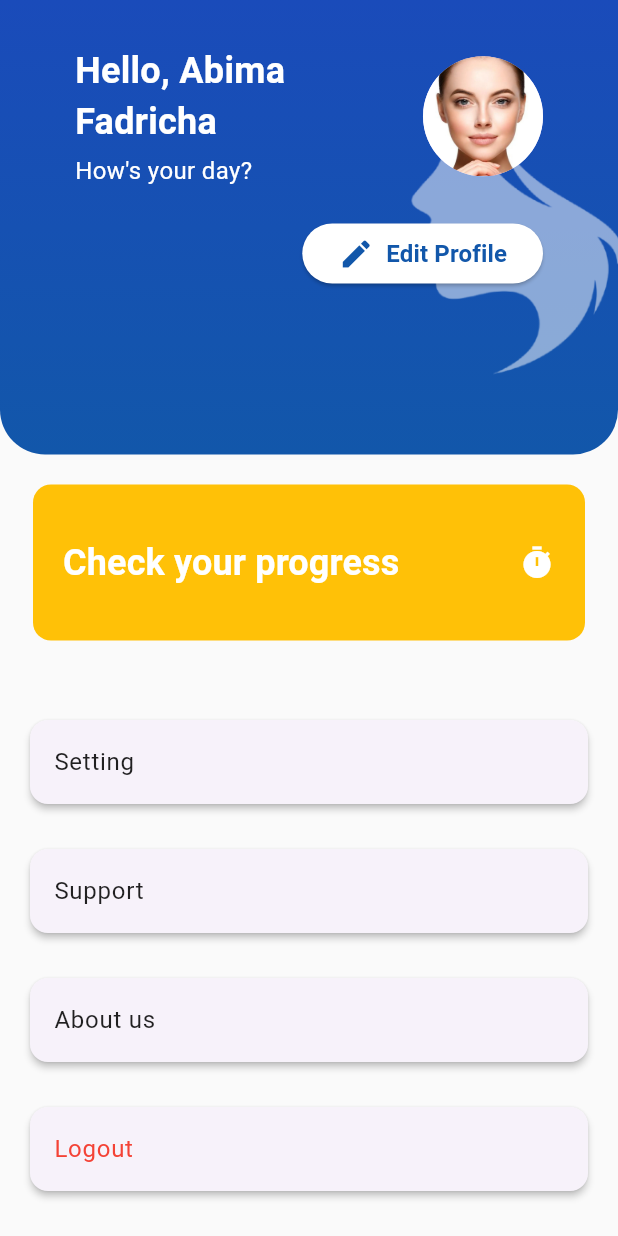
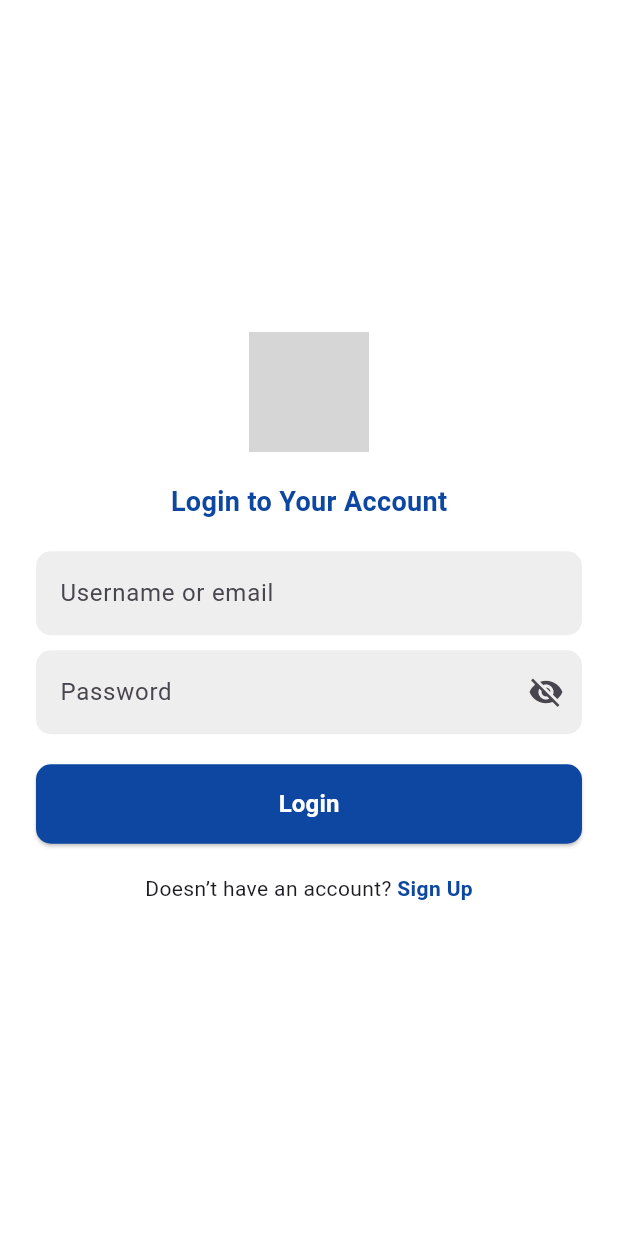
Before and after one commit to reysilvaa/PBL-rekomendasi-skincare, a Flutter app: the ProfileScreen screen opened by its route, scrolled down 83 dp, after a tap on "Logout", on a phone screen of 412 x 824 dp. Run offline on Flutter 3.47's test engine with Material 3 defaults, Android fonts, the phone set to English and light mode, and no system bars; our stand-ins replace camera; grey boxes are pictures that could not be loaded.

Commit message:
login dan signup

```diff
--- /dev/null
+++ b/lib/screens/login_screen.dart
@@ -0,0 +1,41 @@
+import 'package:flutter/material.dart';
+import '../widgets/login/logo.dart';
+import '../widgets/login/login_form.dart';
+import '../widgets/login/login_button.dart';
+import '../widgets/login/sign_up_link.dart';
+
+class LoginScreen extends StatelessWidget {
+  const LoginScreen({Key? key}) : super(key: key);
+
+  @override
+  Widget build(BuildContext context) {
+    return Scaffold(
+      body: Center(
+        child: SingleChildScrollView(
+          padding: const EdgeInsets.all(24.0),
+          child: Column(
+            mainAxisAlignment: MainAxisAlignment.center,
+            children: const [
+              Logo(),
+              SizedBox(height: 20),
+              Text(
+                "Login to Your Account",
+                style: TextStyle(
+                  fontSize: 18,
+                  fontWeight: FontWeight.bold,
+                  color: Color(0xFF0D47A1),
+                ),
+              ),
+              SizedBox(height: 20),
+              LoginForm(),
+              SizedBox(height: 20),
+              LoginButton(),
+              SizedBox(height: 20),
+              SignUpLink(),
+            ],
+          ),
+        ),
+      ),
+    );
+  }
+}
--- a/lib/screens/profile_screen.dart
+++ b/lib/screens/profile_screen.dart
@@ -3,17 +3,21 @@ import '../widgets/profile/menu_item.dart';
 import '../widgets/profile/profile_header.dart';
 import '../widgets/profile/progress_button.dart';
 import '../model/profile_model.dart';
+import '../screens/login_screen.dart';
 
 class ProfileScreen extends StatelessWidget {
   final ProfileModel profile = ProfileModel(
-    name: 'Abima Fadricha',
+    name: 'Abima Fadricho',
     imageUrl: 'assets/profile/wajah.png',
   );
 
   ProfileScreen({Key? key}) : super(key: key);
 
   void _handleLogout(BuildContext context) {
-    print('Logging out...');
+    Navigator.pushReplacement(
+      context,
+      MaterialPageRoute(builder: (context) => const LoginScreen()),
+    );
   }
 
   void _checkProgress(BuildContext context) {
@@ -25,7 +29,7 @@ class ProfileScreen extends StatelessWidget {
     return Scaffold(
       body: SafeArea(
         child: Container(
-          color: Colors.grey[50], // Warna latar belakang yang lembut
+          color: Colors.grey[50],
           child: Column(
             children: [
               ProfileHeader(
--- /dev/null
+++ b/lib/widgets/login/login_button.dart
@@ -0,0 +1,37 @@
+import 'package:flutter/material.dart';
+import '../../screens/home_screen.dart'; // Pastikan untuk mengimpor HomeScreen
+
+class LoginButton extends StatelessWidget {
+  const LoginButton({Key? key}) : super(key: key);
+
+  @override
+  Widget build(BuildContext context) {
+    return SizedBox(
+      width: double.infinity,
+      child: ElevatedButton(
+        onPressed: () {
+          // Navigasi ke HomeScreen
+          Navigator.push(
+            context,
+            MaterialPageRoute(builder: (context) => const HomeScreen()),
+          );
+        },
+        style: ElevatedButton.styleFrom(
+          backgroundColor: const Color(0xFF0D47A1),
+          shape: RoundedRectangleBorder(
+            borderRadius: BorderRadius.circular(10),
+          ),
+          padding: const EdgeInsets.symmetric(vertical: 15),
+        ),
+        child: const Text(
+          'Login',
+          style: TextStyle(
+            color: Colors.white,
+            fontSize: 16,
+            fontWeight: FontWeight.bold,
+          ),
+        ),
+      ),
+    );
+  }
+}
--- /dev/null
+++ b/lib/widgets/login/login_form.dart
@@ -0,0 +1,56 @@
+import 'package:flutter/material.dart';
+
+class LoginForm extends StatefulWidget {
+  const LoginForm({Key? key}) : super(key: key);
+
+  @override
+  _LoginFormState createState() => _LoginFormState();
+}
+
+class _LoginFormState extends State<LoginForm> {
+  bool _obscurePassword = true;
+
+  void _togglePasswordVisibility() {
+    setState(() {
+      _obscurePassword = !_obscurePassword;
+    });
+  }
+
+  @override
+  Widget build(BuildContext context) {
+    return Column(
+      children: [
+        TextField(
+          decoration: InputDecoration(
+            hintText: 'Username or email',
+            filled: true,
+            fillColor: Colors.grey[200],
+            border: OutlineInputBorder(
+              borderRadius: BorderRadius.circular(10),
+              borderSide: BorderSide.none,
+            ),
+          ),
+        ),
+        const SizedBox(height: 10),
+        TextField(
+          obscureText: _obscurePassword,
+          decoration: InputDecoration(
+            hintText: 'Password',
+            filled: true,
+            fillColor: Colors.grey[200],
+            border: OutlineInputBorder(
+              borderRadius: BorderRadius.circular(10),
+              borderSide: BorderSide.none,
+            ),
+            suffixIcon: IconButton(
+              icon: Icon(
+                _obscurePassword ? Icons.visibility_off : Icons.visibility,
+              ),
+              onPressed: _togglePasswordVisibility,
+            ),
+          ),
+        ),
+      ],
+    );
+  }
+}
--- /dev/null
+++ b/lib/widgets/login/logo.dart
@@ -0,0 +1,17 @@
+import 'package:flutter/material.dart';
+
+class Logo extends StatelessWidget {
+  const Logo({Key? key}) : super(key: key);
+
+  @override
+  Widget build(BuildContext context) {
+    return Column(
+      children: [
+        Image.asset(
+          'assets/login/logo.png',
+          height: 80,
+        ),
+      ],
+    );
+  }
+}
--- /dev/null
+++ b/lib/widgets/login/sign_up_link.dart
@@ -0,0 +1,32 @@
+import 'package:flutter/material.dart';
+import '../../screens/signup_screen.dart'; // Pastikan untuk mengimpor SignUpScreen
+
+class SignUpLink extends StatelessWidget {
+  const SignUpLink({Key? key}) : super(key: key);
+
+  @override
+  Widget build(BuildContext context) {
+    return Row(
+      mainAxisAlignment: MainAxisAlignment.center,
+      children: [
+        const Text("Doesn’t have an account? "),
+        GestureDetector(
+          onTap: () {
+            // Navigasi ke halaman Sign Up
+            Navigator.push(
+              context,
+              MaterialPageRoute(builder: (context) => const SignUpScreen()),
+            );
+          },
+          child: const Text(
+            "Sign Up",
+            style: TextStyle(
+              color: Color(0xFF0D47A1),
+              fontWeight: FontWeight.bold,
+            ),
+          ),
+        ),
+      ],
+    );
+  }
+}
--- /dev/null
+++ b/lib/widgets/signup/logo.dart
@@ -0,0 +1,17 @@
+import 'package:flutter/material.dart';
+
+class Logo extends StatelessWidget {
+  const Logo({Key? key}) : super(key: key);
+
+  @override
+  Widget build(BuildContext context) {
+    return Column(
+      children: [
+        Image.asset(
+          'assets/login/logo.png',
+          height: 80,
+        ),
+      ],
+    );
+  }
+}
```
Also changed, not shown: lib/screens/signup_screen.dart (added, +39 -0 lines), lib/widgets/signup/login_button.dart (added, +37 -0 lines), lib/widgets/signup/signup_form.dart (added, +87 -0 lines), assets/login/logo.png (added).
